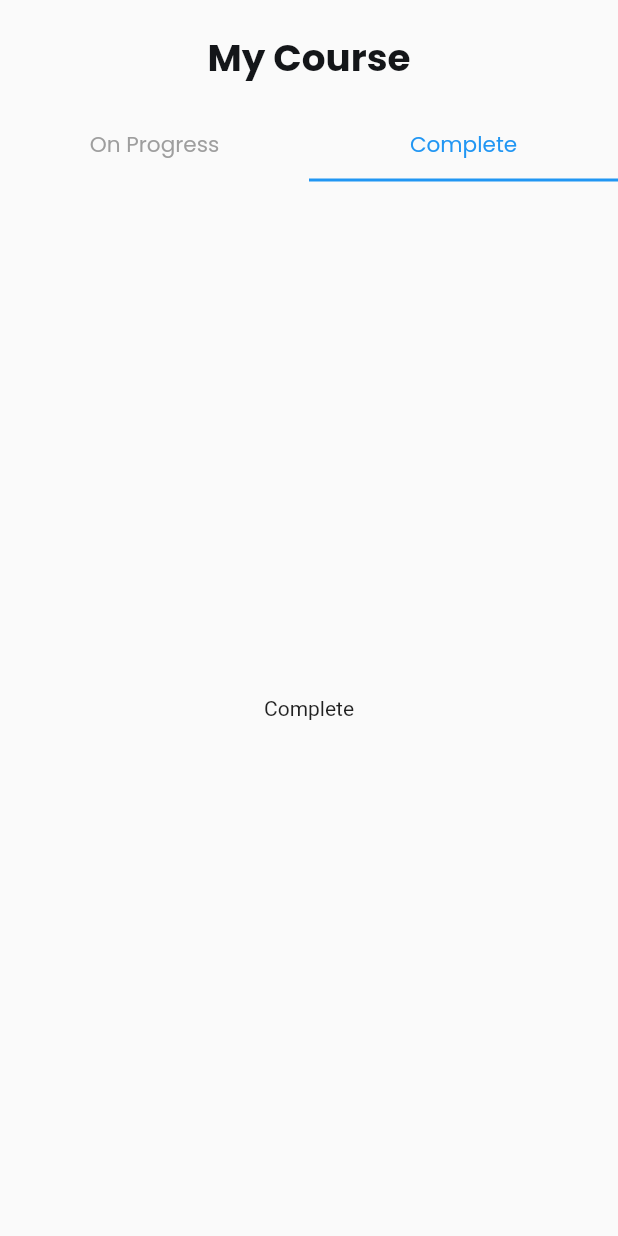
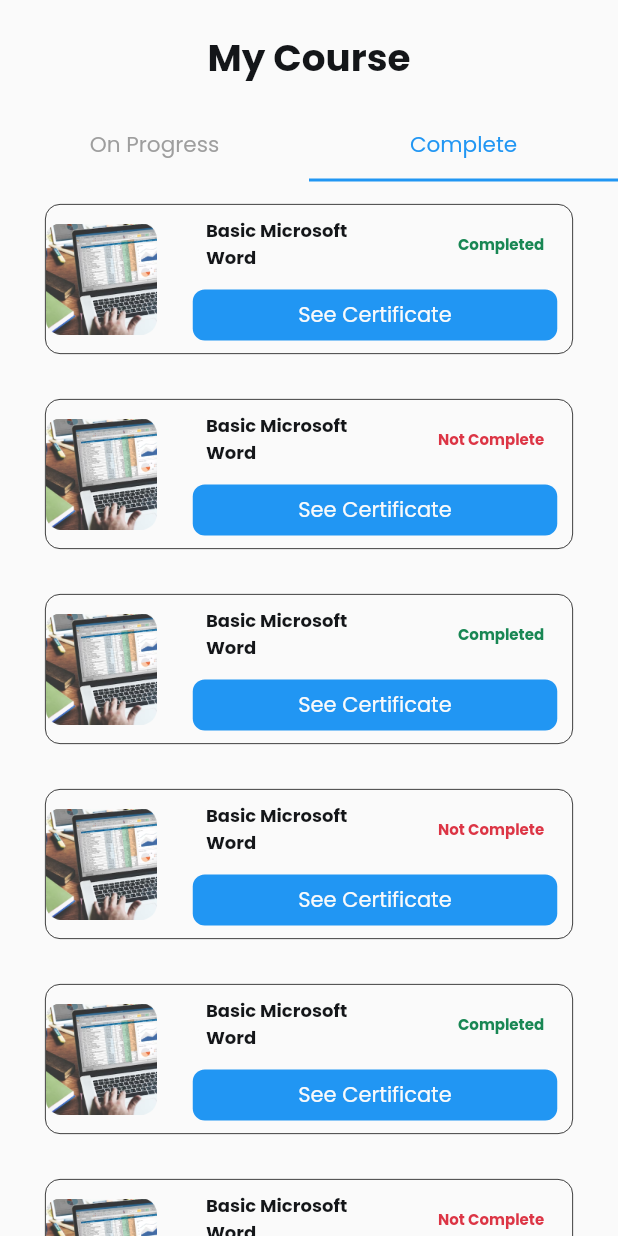
Before and after one commit to 99kairas/capstone_solo, a Flutter app: the MyCourseScreen screen opened directly, tab 2 chosen, on a phone screen of 412 x 824 dp. Run offline on Flutter 3.47's test engine with Material 2 defaults, Android fonts, the phone set to English and light mode, and no system bars; our stand-ins replace google_fonts; missing offline and left inert: simple_animation_progress_bar.

Commit message:
nambah list view di complete my course

```diff
--- a/lib/View/widgets/my_course/my_course_body.dart
+++ b/lib/View/widgets/my_course/my_course_body.dart
@@ -1,3 +1,4 @@
+import 'package:capstone_solo/View/theme/theme.dart';
 import 'package:flutter/material.dart';
 import 'package:simple_animation_progress_bar/simple_animation_progress_bar.dart';
 
@@ -61,8 +62,98 @@
             );
           },
         ),
-        const Center(
-          child: Text('Complete'),
+        ListView.builder(
+          itemCount: 10,
+          shrinkWrap: true,
+          itemBuilder: (context, index) {
+            return Container(
+              width: double.infinity,
+              margin: const EdgeInsets.symmetric(horizontal: 30, vertical: 15),
+              height: 100,
+              decoration: BoxDecoration(
+                  border: Border.all(width: 0.5),
+                  borderRadius: BorderRadius.circular(10)),
+              child: Row(
+                mainAxisAlignment: MainAxisAlignment.spaceAround,
+                crossAxisAlignment: CrossAxisAlignment.start,
+                children: [
+                  Center(
+                    child: SizedBox(
+                      height: 74,
+                      width: 74,
+                      child: Image.asset(
+                          'assets/images/img_basic_microsoft_word.png'),
+                    ),
+                  ),
+                  Expanded(
+                    child: Container(
+                      padding: const EdgeInsets.only(right: 10, left: 24),
+                      child: Column(
+                        mainAxisAlignment: MainAxisAlignment.center,
+                        children: [
+                          Row(
+                            mainAxisAlignment: MainAxisAlignment.spaceAround,
+                            children: [
+                              SizedBox(
+                                width: 104,
+                                child: Text(
+                                  'Basic Microsoft Word',
+                                  maxLines: 2,
+                                  overflow: TextOverflow.ellipsis,
+                                  style: blackTextStyle.copyWith(
+                                    fontSize: 12,
+                                    fontWeight: FontWeight.w700,
+                                  ),
+                                  textAlign: TextAlign.start,
+                                ),
+                              ),
+                              SizedBox(
+                                width: 104,
+                                child: index % 2 == 0
+                                    ? Text(
+                                        'Completed',
+                                        style: greenTextStyle.copyWith(
+                                          fontSize: 10,
+                                          fontWeight: FontWeight.w700,
+                                        ),
+                                        textAlign: TextAlign.end,
+                                      )
+                                    : Text(
+                                        'Not Complete',
+                                        style: redTextStyle.copyWith(
+                                          fontSize: 10,
+                                          fontWeight: FontWeight.w700,
+                                        ),
+                                        textAlign: TextAlign.end,
+                                      ),
+                              ),
+                            ],
+                          ),
+                          const SizedBox(height: 12),
+                          InkWell(
+                            onTap: () {},
+                            child: Container(
+                              width: double.infinity,
+                              height: 34,
+                              decoration: BoxDecoration(
+                                  borderRadius: BorderRadius.circular(8),
+                                  color: Colors.blue),
+                              child: Center(
+                                child: Text(
+                                  'See Certificate',
+                                  style: whiteTextStyle,
+                                ),
+                              ),
+                            ),
+                          ),
+                        ],
+                      ),
+                    ),
+                  ),
+                ],
+              ),
+            );
+          },
         ),
       ],
     );
```
